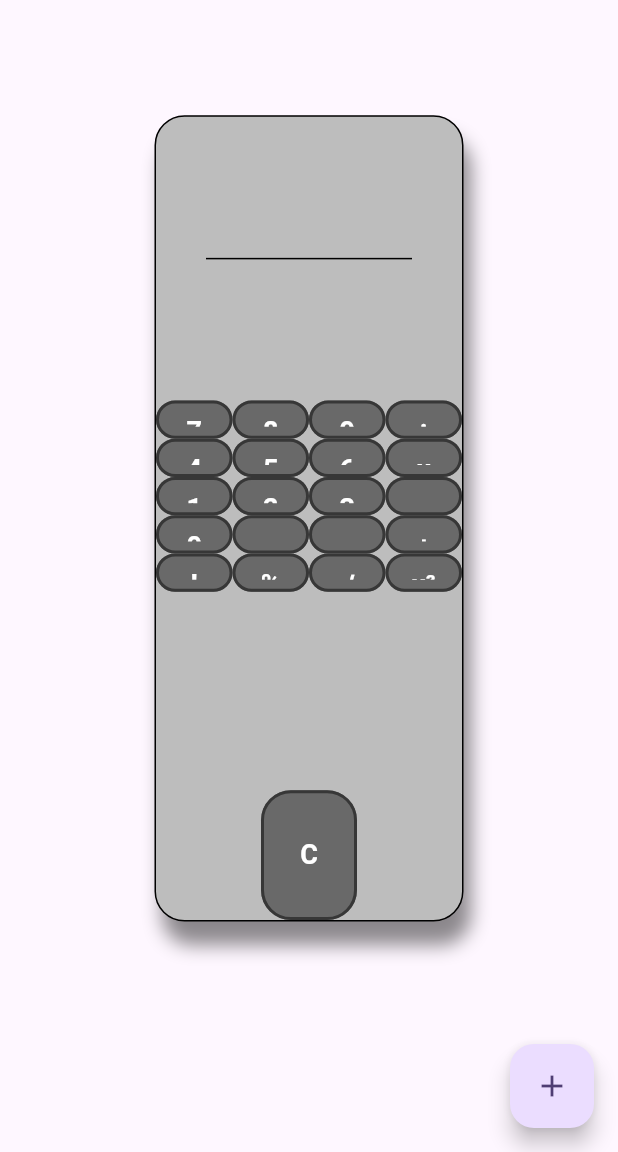
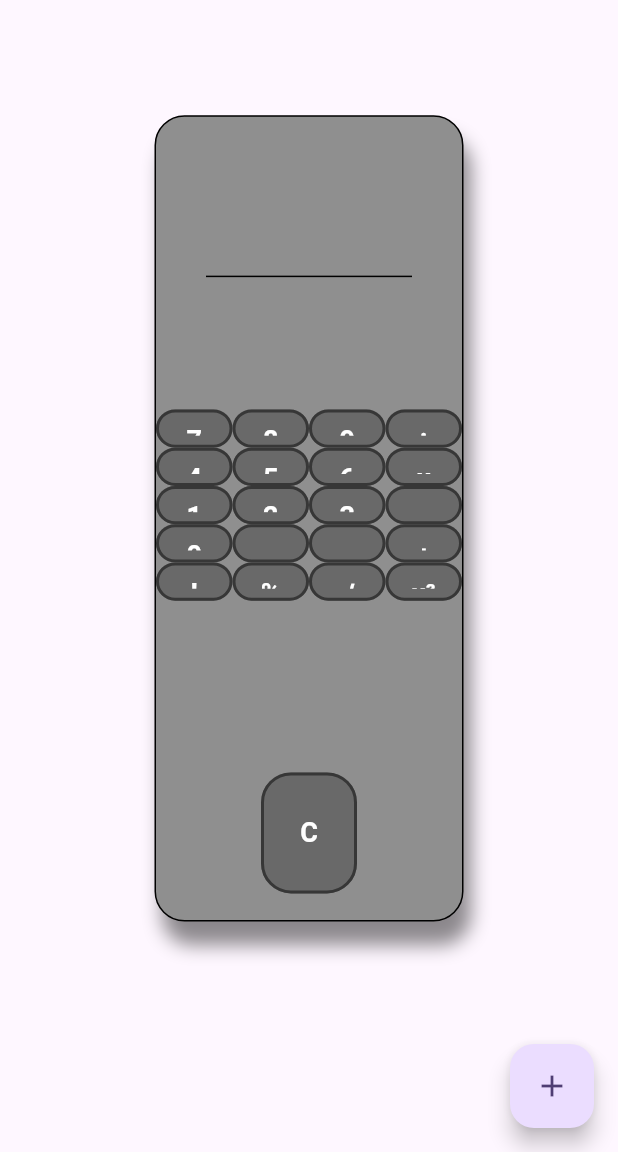
Before and after one commit to Ana-Karolina-Cyber/app-calculadora, a Flutter app: the screen it shows after launch, on a phone screen of 412 x 824 dp, the part 84-1236 px from its top. Run offline on Flutter 3.47's test engine with Material 3 defaults, Android fonts, the phone set to English and light mode, and no system bars; missing offline and left inert: expressions.

Commit message:
Update main.dart

```diff
--- a/lib/main.dart
+++ b/lib/main.dart
@@ -67,7 +67,7 @@ class _HomePageState extends State<HomePage> {
                     child: Container(
                       alignment: Alignment.center,
                       decoration: BoxDecoration(
-                        color: Colors.grey.shade400,
+                        color: const Color.fromARGB(255, 143, 143, 143),
                         borderRadius: BorderRadius.circular(20),
                         border: Border.all(color: Colors.black, width: 1),
                         boxShadow: const [
@@ -78,7 +78,11 @@ class _HomePageState extends State<HomePage> {
                           ),
                         ],
                       ),
-                      child: const Calculadora(),
+                     child: const SizedBox(
+                        width: 300,
+                        height: 500,
+                        child: Calculadora(),
+                      ),
                     ),
                   ),
                   Expanded(
```
